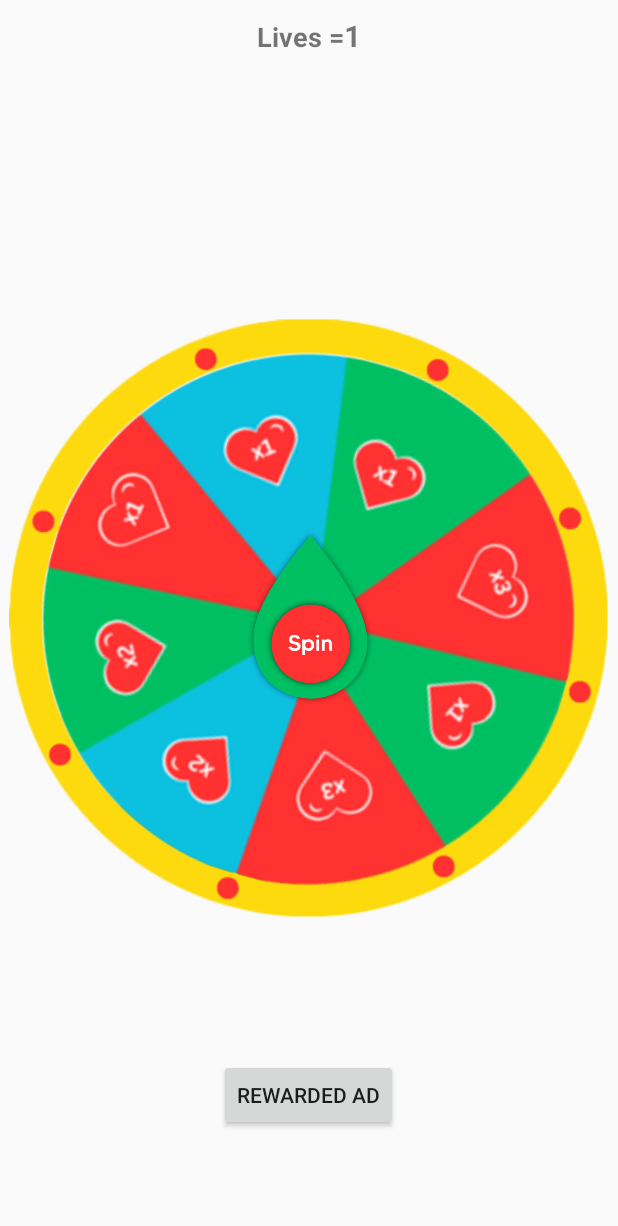
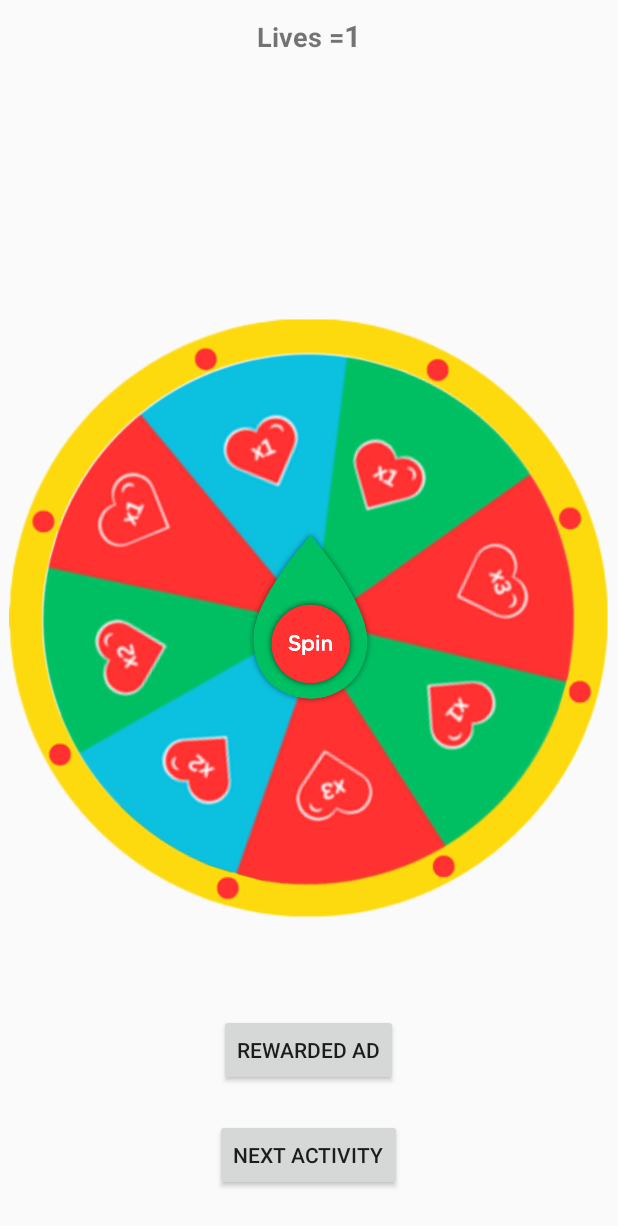
Before and after one commit to saifulmaruf2021/Spin_Wheeler_Demo, an Android app: the screen it shows after launch (MainActivity), after a tap on "REWARDED AD", on a phone screen of 412 x 824 dp. Shown: the top 1226 px of the screen. Run offline under Robolectric (Android 15) with nearby library versions, the phone set to English and light mode, and no system bars; our stand-ins replace AdMob; 3 statements that could not run were skipped; 1 other tap on this screen came first.

Commit message:
commited to commit.

```diff
--- a/app/build.gradle
+++ b/app/build.gradle
@@ -33,6 +33,7 @@ dependencies {
     implementation 'androidx.appcompat:appcompat:1.7.0'
     implementation 'com.google.android.material:material:1.12.0'
     implementation 'androidx.constraintlayout:constraintlayout:2.1.4'
+    implementation 'androidx.activity:activity:1.9.0'
     testImplementation 'junit:junit:4.13.2'
     androidTestImplementation 'androidx.test.ext:junit:1.2.1'
     androidTestImplementation 'androidx.test.espresso:espresso-core:3.6.1'
--- a/app/src/main/AndroidManifest.xml
+++ b/app/src/main/AndroidManifest.xml
@@ -2,7 +2,7 @@
 <manifest xmlns:android="http://schemas.android.com/apk/res/android"
     xmlns:tools="http://schemas.android.com/tools">
 
-    <uses-permission android:name="android.permission.INTERNET"/>
+    <uses-permission android:name="android.permission.INTERNET" />
 
     <application
         android:allowBackup="true"
@@ -15,6 +15,9 @@
         android:theme="@style/Theme.SpinWheelerDemo"
         tools:targetApi="31">
         <activity
+            android:name=".SecondActivity"
+            android:exported="false" />
+        <activity
             android:name=".MainActivity"
             android:exported="true">
             <intent-filter>
@@ -23,6 +26,7 @@
                 <category android:name="android.intent.category.LAUNCHER" />
             </intent-filter>
         </activity>
+
         <meta-data
             android:name="com.google.android.gms.ads.APPLICATION_ID"
             android:value="ca-app-pub-3940256099942544~3347511713" />
--- a/app/src/main/java/com/devmarufit/spinwheelerdemo/MainActivity.java
+++ b/app/src/main/java/com/devmarufit/spinwheelerdemo/MainActivity.java
@@ -3,6 +3,7 @@ package com.devmarufit.spinwheelerdemo;
 import android.animation.Animator;
 import android.animation.AnimatorListenerAdapter;
 import android.animation.ObjectAnimator;
+import android.content.Intent;
 import android.content.SharedPreferences;
 import android.os.Bundle;
 import android.widget.Button;
@@ -32,14 +33,13 @@ public class MainActivity extends AppCompatActivity {
     private TextView remain_lives;
     private boolean isSpinning = false;
     private String selectedCategory = "";
-    private Button ad_btn;
+    private Button ad_btn, new_activity;
     private SharedPreferences sharedPreferences;
     private static final String PREFS_NAME = "QuizPrefs";
     private static final String KEY_LIVES = "lives";
     private RewardedAd mRewardedAd;
     private final String AD_UNIT_ID = "ca-app-pub-3940256099942544/5224354917";
-    private int CURRENT_LIVES = 0;
-
+    private int CURRENT_LIVES;
 
     @Override
     protected void onCreate(Bundle savedInstanceState) {
@@ -50,25 +50,20 @@ public class MainActivity extends AppCompatActivity {
         wheel = findViewById(R.id.wheel);
         remain_lives = findViewById(R.id.remain_lives);
 
+        new_activity = findViewById(R.id.new_activity);
+        new_activity.setOnClickListener(v -> {
+            startActivity(new Intent(MainActivity.this, SecondActivity.class));
+        });
+
         loadRewardedAd();
 
         sharedPreferences = getSharedPreferences(PREFS_NAME, MODE_PRIVATE);
         CURRENT_LIVES = sharedPreferences.getInt(KEY_LIVES, 0);
+        remain_lives.setText(String.valueOf(CURRENT_LIVES));
 
         spin.setOnClickListener(v -> {
             if (!isSpinning) {
                 spinTheWheel();
-                selectedCategory= remain_lives.getText().toString();
-                selectedCategory = selectedCategory+CURRENT_LIVES;
-                remain_lives.setText(selectedCategory);
-               /* if (!existing_value.isEmpty()){
-                    current_lives = Integer.parseInt(existing_value);
-                    TOTAL_CURRENT_LIVES += current_lives;
-
-                    remain_lives.setText(String.valueOf(TOTAL_CURRENT_LIVES));// Initialize currentLives
-
-                }*/
-
             }
         });
 
@@ -76,11 +71,6 @@ public class MainActivity extends AppCompatActivity {
         ad_btn.setOnClickListener(v -> {
             showRewardedAd();
         });
-
-        sharedPreferences = getSharedPreferences(PREFS_NAME, MODE_PRIVATE);
-        CURRENT_LIVES = sharedPreferences.getInt(KEY_LIVES, 0);
-        SharedPreferences.Editor editor = sharedPreferences.edit();
-        editor.apply();
 
     }
 
@@ -112,6 +102,7 @@ public class MainActivity extends AppCompatActivity {
                 isSpinning = false;
                 int resultSector = (degree % 360) / SECTORS;
                 handleSpinResult(resultSector);
+
             }
         });
         animator.start();
@@ -125,10 +116,24 @@ public class MainActivity extends AppCompatActivity {
         //String[] categories = {"5", "2", "1", "2", "2", "3", "2", "1"};
         selectedCategory = categories[sector];
         // Display the selected category (you could use a Toast, a TextView, etc.)
+        spinLives();
+        remain_lives.setText(selectedCategory);
 
         Toast.makeText(this, "Selected: " + selectedCategory, Toast.LENGTH_SHORT).show();
-        remain_lives.setText(selectedCategory);// Initialize currentLives
     }
+
+    private void spinLives() {
+        SharedPreferences sharedPreferences = getSharedPreferences(PREFS_NAME, MODE_PRIVATE);
+        CURRENT_LIVES = sharedPreferences.getInt(KEY_LIVES, 0); // Default to 0 if not found
+
+        SharedPreferences.Editor editor = sharedPreferences.edit();
+        editor.putInt(KEY_LIVES, Integer.parseInt(selectedCategory));
+        editor.apply();
+        Toast.makeText(this, "You have earned " + selectedCategory + " life/lives!", Toast.LENGTH_SHORT).show();
+
+    }
+
+
 
     private void loadRewardedAd() {
         AdManagerAdRequest adRequest = new AdManagerAdRequest.Builder().build();
@@ -174,7 +179,7 @@ public class MainActivity extends AppCompatActivity {
                     // Handle the reward
                     //int rewardAmount = rewardItem.getAmount();
                     //String rewardType = rewardItem.getType();
-                    selectedCategory = rewardItem.getType();
+                    //selectedCategory = rewardItem.getType();
                     spinTheWheel();
                     //Toast.makeText(MainActivity.this, "User earned reward: " + " " + selectedCategory, Toast.LENGTH_SHORT).show();
                     remain_lives.setText(selectedCategory);// Initialize currentLives
@@ -186,5 +191,4 @@ public class MainActivity extends AppCompatActivity {
     }
 
 
-
 }
--- a/app/src/main/res/layout/activity_main.xml
+++ b/app/src/main/res/layout/activity_main.xml
@@ -63,9 +63,18 @@
         android:text="Rewarded Ad"
         android:layout_alignParentBottom="true"
         android:layout_centerHorizontal="true"
-        android:layout_marginBottom="70dp"
+        android:layout_marginBottom="100dp"
+        />
+
+    <Button
+        android:id="@+id/new_activity"
+        android:layout_width="wrap_content"
+        android:layout_height="wrap_content"
+        android:text="Next Activity"
+        android:layout_alignParentBottom="true"
+        android:layout_centerHorizontal="true"
+        android:layout_marginBottom="30dp"
         />
 
 
-
 </RelativeLayout>
```
Also changed, not shown: app/src/main/java/com/devmarufit/spinwheelerdemo/SecondActivity.java (added, +63 -0 lines), app/src/main/res/layout/activity_second.xml (added, +29 -0 lines).
